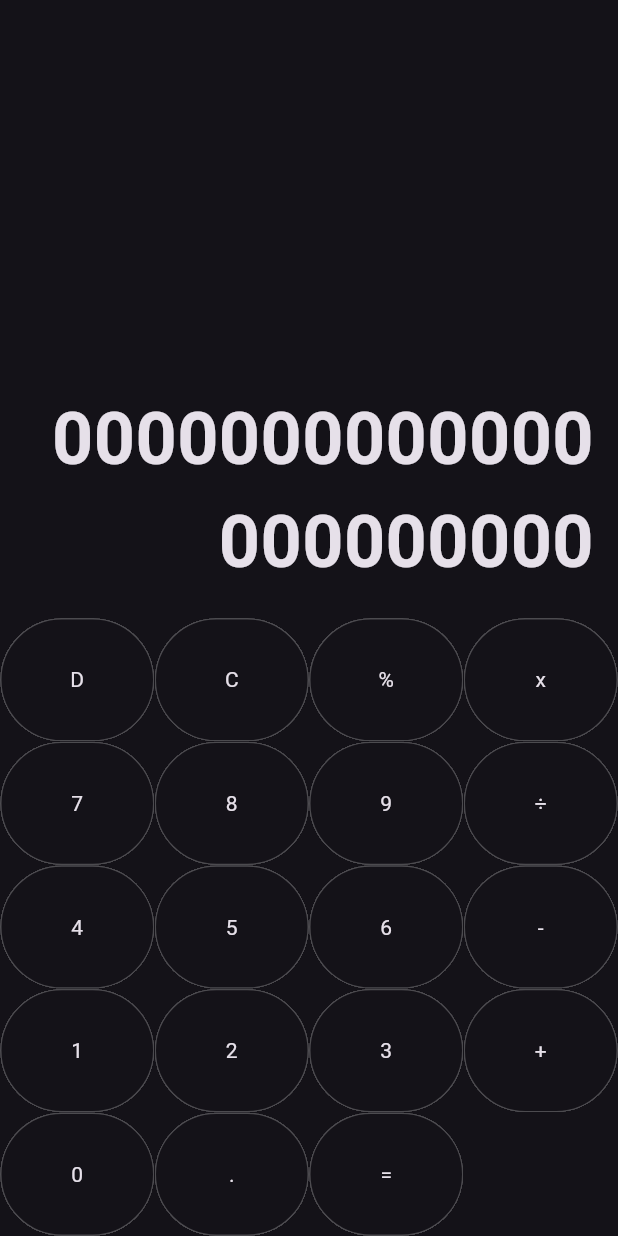
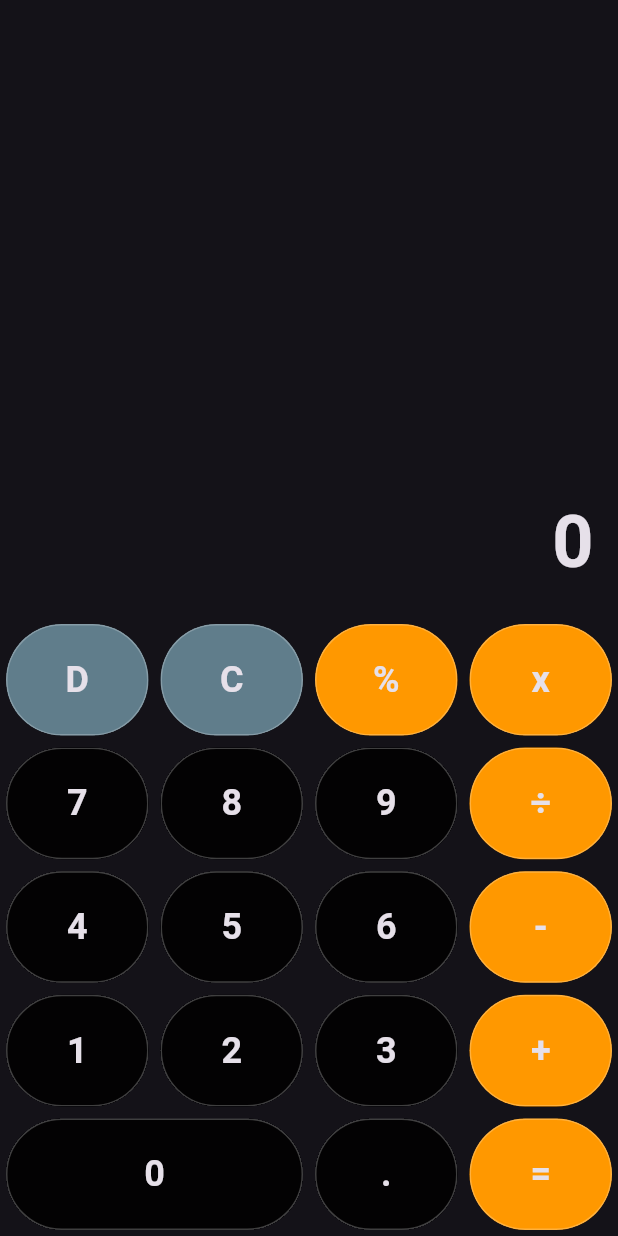
Before and after one commit to AhmedNasQuraiba/Calculator_flutter, a Flutter app: the screen it shows after launch, on a phone screen of 412 x 824 dp. Run offline on Flutter 3.47's test engine with Material 3 defaults, Android fonts, the phone set to English and light mode, and no system bars.

Commit message:
following the tutorial

```diff
--- a/lib/calculator_screen.dart
+++ b/lib/calculator_screen.dart
@@ -9,6 +9,10 @@ class CalculatorScreen extends StatefulWidget {
 }
 
 class _CalculatorScreenState extends State<CalculatorScreen> {
+  String number1 = ""; // . 0-9
+  String operand = ""; // + - * /
+  String number2 = ""; // . 0-9
+
   @override
   Widget build(BuildContext context) {
     final screenSize = MediaQuery.of(context).size;
@@ -25,7 +29,9 @@ class _CalculatorScreenState extends State<CalculatorScreen> {
                   alignment: AlignmentDirectional.bottomEnd,
                   padding: EdgeInsets.all(16),
                   child: Text(
-                    "0000000000000000000000",
+                    "$number1$operand$number2".isEmpty
+                        ? "0"
+                        : "$number1$operand$number2",
                     style: TextStyle(fontSize: 48, fontWeight: FontWeight.bold),
                     textAlign: TextAlign.end,
                   ),
@@ -38,7 +44,9 @@ class _CalculatorScreenState extends State<CalculatorScreen> {
               children: Btn.buttonValues
                   .map(
                     (value) => SizedBox(
-                      width: screenSize.width / 4,
+                      width: value == Btn.n0
+                          ? screenSize.width / 2
+                          : screenSize.width / 4,
                       height: screenSize.width / 5,
                       child: buildButton(value),
                     ),
@@ -52,16 +60,61 @@ class _CalculatorScreenState extends State<CalculatorScreen> {
   }
 
   Widget buildButton(value) {
-    return Material(
+    return Padding(
+      padding: const EdgeInsets.all(4.0),
+      child: Material(
+        color: getBtnColor(value),
         clipBehavior: Clip.hardEdge,
         shape: OutlineInputBorder(
           borderSide: BorderSide(color: Colors.white24),
           borderRadius: BorderRadius.circular(100),
         ),
         child: InkWell(
-        onTap: () {},
-        child: Center(child: Text(value)),
+          onTap: () => onBtnTap(value),
+          child: Center(
+            child: Text(
+              value,
+              style: TextStyle(fontWeight: FontWeight.bold, fontSize: 24),
+            ),
+          ),
+        ),
       ),
     );
   }
+
+  // #####
+  void onBtnTap(String value) {
+    if (value != Btn.dot && int.tryParse(value) == null) {
+      if (operand.isNotEmpty && number2.isNotEmpty) {
+        // TO DO calculate the equation before assinging new operand
       }
+      operand = value;
+    } else if (number1.isEmpty || operand.isEmpty) {
+      if (value == Btn.dot && number1.contains(Btn.dot)) return;
+      if (value == Btn.dot && (number1.isEmpty || number1.contains(Btn.dot)))
+        return;
+    }
+    ;
+    setState(() {
+      number1 += value;
+      operand += operand;
+      number2 += number2;
+    });
+  }
+
+  // #####
+  Color getBtnColor(value) {
+    return [Btn.del, Btn.clr].contains(value)
+        ? Colors.blueGrey
+        : ([
+                Btn.per,
+                Btn.add,
+                Btn.subtract,
+                Btn.multiply,
+                Btn.divide,
+                Btn.calculate,
+              ].contains(value)
+              ? Colors.orange
+              : Colors.black87);
+  }
+}
```
Lines whose indentation alone changed are shown as unchanged.
